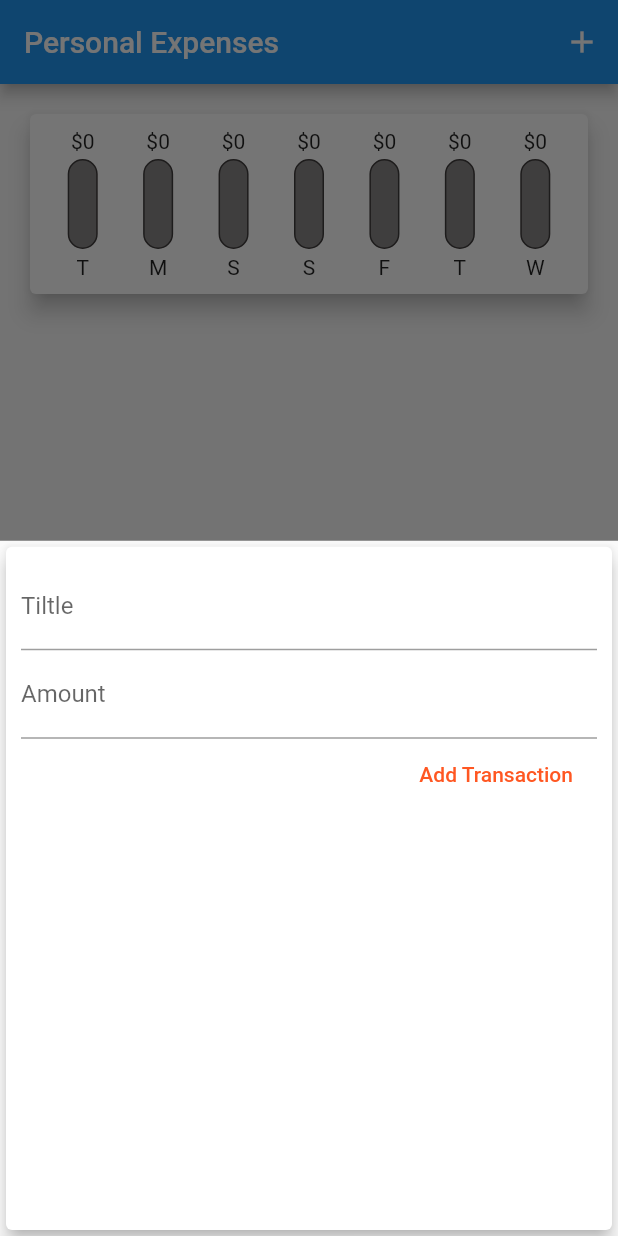
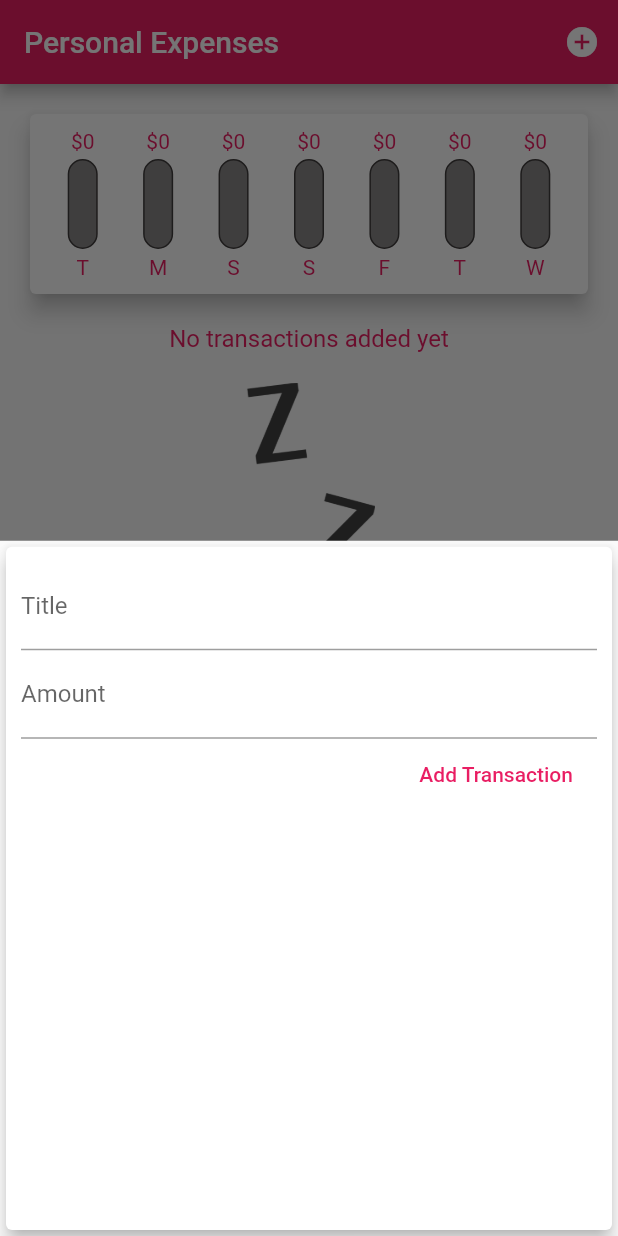
Before and after one commit to Tota6/expensess_personal, a Flutter app: the screen it shows after launch, after a tap on the "add circle" icon, on a phone screen of 412 x 824 dp. Run offline on Flutter 3.47's test engine with Material 2 defaults, Android fonts, the phone set to English and light mode, and no system bars.

Commit message:
edit the theme color and add the image while there is no transaction

```diff
--- a/lib/main.dart
+++ b/lib/main.dart
@@ -13,9 +13,10 @@ class MyApp extends StatelessWidget {
     return MaterialApp(
       title: 'Personal Expenses ',
       theme: ThemeData(
-        primaryColor: Colors.deepOrange,
-        colorScheme:
-            ColorScheme.fromSwatch().copyWith(secondary: Colors.yellow),
+        primarySwatch: Colors.pink,
+        colorScheme: ColorScheme.fromSwatch().copyWith(
+            primary: Colors.pink, secondary: Color.fromARGB(255, 109, 41, 64)),
+        textTheme: Theme.of(context).textTheme.apply(bodyColor: Colors.pink),
       ),
       home: MyHomePage(),
     );
@@ -96,7 +97,7 @@ class _MyHomePageState extends State<MyHomePage> {
         ),
         actions: <Widget>[
           IconButton(
-            icon: const Icon(Icons.add),
+            icon: const Icon(Icons.add_circle),
             onPressed: () => _startAddTransaction(context),
           ),
         ],
@@ -113,7 +114,7 @@ class _MyHomePageState extends State<MyHomePage> {
       floatingActionButtonLocation: FloatingActionButtonLocation.centerFloat,
       floatingActionButton: FloatingActionButton(
         onPressed: () => _startAddTransaction(context),
-        child: const Icon(Icons.add_circle),
+        child: const Icon(Icons.add),
       ),
     );
   }
--- a/lib/widgets/new_transaction_list.dart
+++ b/lib/widgets/new_transaction_list.dart
@@ -33,7 +33,7 @@ class _NewTransactionListState extends State<NewTransactionList> {
               crossAxisAlignment: CrossAxisAlignment.end,
               children: <Widget>[
                 TextField(
-                  decoration: InputDecoration(labelText: "Tiltle"),
+                  decoration: InputDecoration(labelText: "Title"),
                   controller: titleController,
                 ),
                 TextField(
--- a/lib/widgets/transaction_list.dart
+++ b/lib/widgets/transaction_list.dart
@@ -12,38 +12,49 @@ class TransactionList extends StatelessWidget {
   Widget build(BuildContext context) {
     return Container(
       height: 300,
-      child: ListView.builder(
-        itemBuilder: (ctx, index) {
-          return Card(
-            child: Row(
+      child: transactions.isEmpty
+          ? Column(
               children: <Widget>[
+                Text(
+                  "No transactions added yet",
+                  style: Theme.of(context).textTheme.titleMedium,
+                ),
+                const SizedBox(
+                  height: 20,
+                ),
                 Container(
-                  padding: const EdgeInsets.all(10),
-                  margin:
-                      const EdgeInsets.symmetric(horizontal: 15, vertical: 25),
-                  decoration: BoxDecoration(
-                      border: Border.all(
-                          color: Theme.of(context).primaryColor, width: 2)),
-                  child: Text(
-                      "LE ${transactions[index].amount.toStringAsFixed(2)}",
-                      style: TextStyle(
-                          fontWeight: FontWeight.bold,
-                          fontSize: 20,
-                          color: Theme.of(context).primaryColor)),
+                  height: 200,
+                  child: Image.asset(
+                    'assets/images/waiting.png',
+                    fit: BoxFit.cover,
                   ),
-                Column(
-                  crossAxisAlignment: CrossAxisAlignment.start,
-                  children: [
-                    Text(transactions[index].title,
-                        style: const TextStyle(
-                            fontSize: 16, fontWeight: FontWeight.bold)),
-                    Text(
-                      DateFormat.yMMMd().format(transactions[index].date),
-                      style: const TextStyle(color: Colors.grey),
                 )
               ],
             )
-              ],
+          : ListView.builder(
+              itemBuilder: (ctx, index) {
+                return Card(
+                  elevation: 5,
+                  margin: EdgeInsets.symmetric(vertical: 5, horizontal: 8),
+                  child: ListTile(
+                    leading: CircleAvatar(
+                      backgroundColor: Theme.of(context).primaryColor,
+                      radius: 40,
+                      child: Padding(
+                        padding: const EdgeInsets.all(15),
+                        child: FittedBox(
+                            child: Text(
+                          '\$${transactions[index].amount.toStringAsFixed(2)}',
+                          // style: Theme.of(context).textTheme.titleSmall,
+                        )),
+                      ),
+                    ),
+                    title: Text(
+                      transactions[index].title,
+                      style: Theme.of(context).textTheme.titleMedium,
+                    ),
+                    subtitle: Text(
+                        DateFormat.yMMMMd().format(transactions[index].date)),
                   ),
                 );
               },
```
Lines whose indentation alone changed are shown as unchanged.
